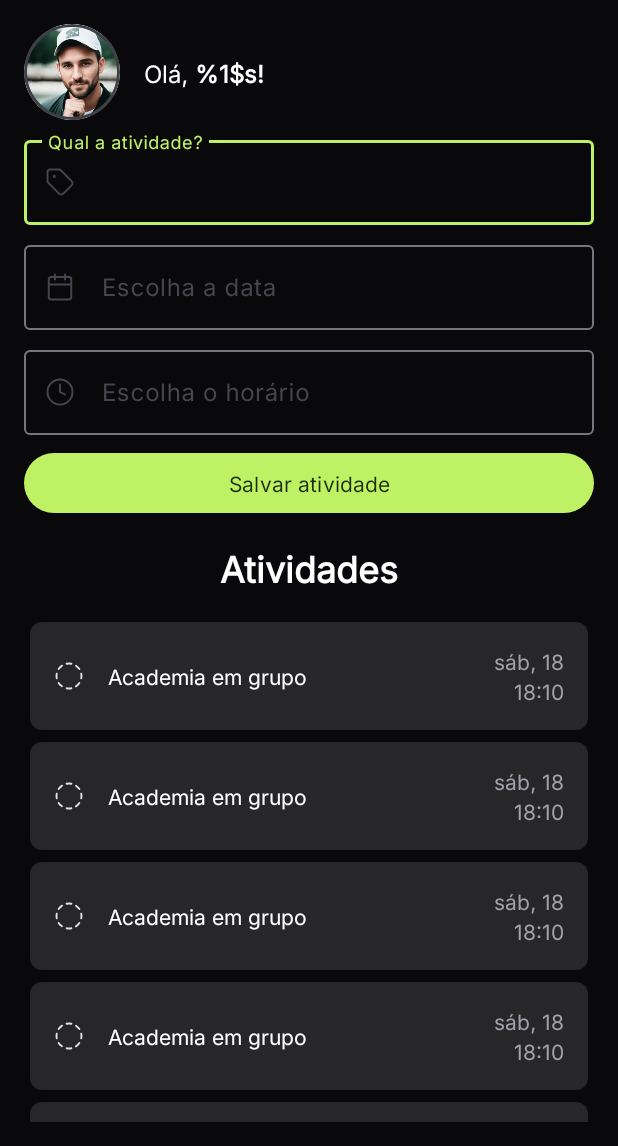
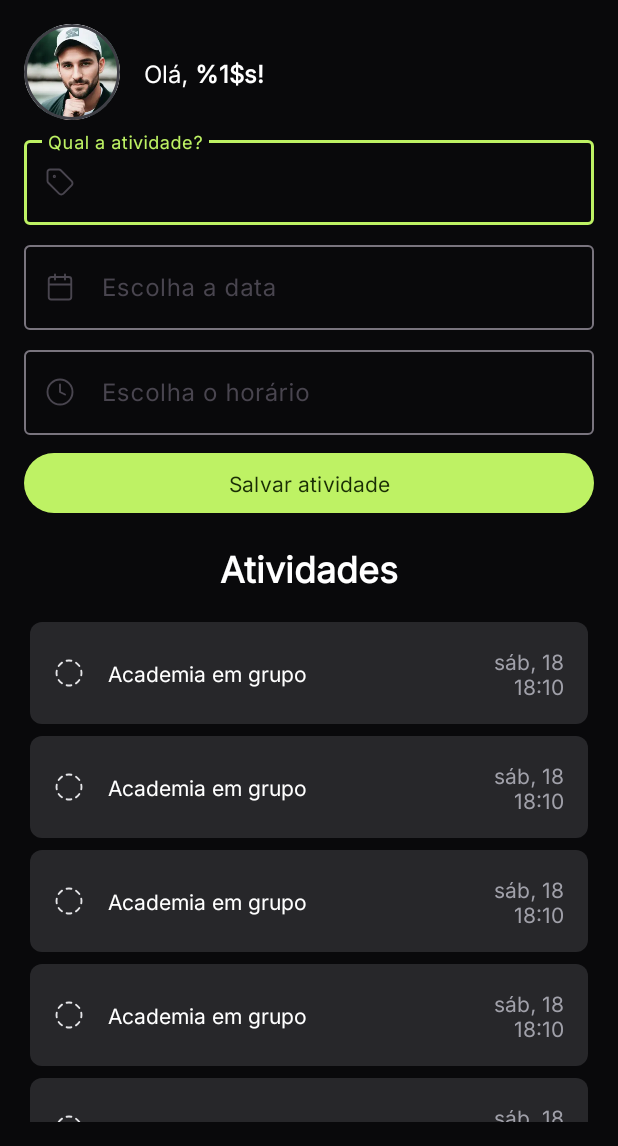
Before and after one commit to rocketseat-education/Planner_Android_App_Module04, an Android app: the layout fragment_home.xml on its own in the app's theme, with its tools: preview values and no code run, on a phone screen of 412 x 824 dp, the part 90-1236 px from its top. Run offline under Robolectric (Android 15) with nearby library versions, the phone set to English and light mode, and no system bars.

Commit message:
04_35_GERANDO_O_ADAPTER_DE_ATIVIDADES_PARA_O_RECYCLER_VIEW

```diff
--- a/app/src/main/java/com/rocketseat/planner/data/database/PlannerActivityDao.kt
+++ b/app/src/main/java/com/rocketseat/planner/data/database/PlannerActivityDao.kt
@@ -11,7 +11,7 @@ interface PlannerActivityDao {
     @Insert
     fun insert(plannerActivityEntity: PlannerActivityEntity)
 
-    @Query("SELECT * FROM planneractivityentity ORDER BY is_completed AND dateTime")
+    @Query("SELECT * FROM planneractivityentity ORDER BY is_completed, dateTime DESC")
     fun getAll(): Flow<List<PlannerActivityEntity>>
 
     @Query("SELECT * FROM planneractivityentity WHERE uuid = :uuid")
--- a/app/src/main/java/com/rocketseat/planner/data/database/PlannerActivityEntity.kt
+++ b/app/src/main/java/com/rocketseat/planner/data/database/PlannerActivityEntity.kt
@@ -6,9 +6,10 @@ import androidx.room.PrimaryKey
 
 @Entity
 data class PlannerActivityEntity(
-    @PrimaryKey val id: Int,
+    @PrimaryKey(autoGenerate = true) val id: Int,
     val uuid: String,
     val name: String,
     val dateTime: Long,
-    @ColumnInfo("is_completed")val isCompleted: Boolean
+    @ColumnInfo("is_completed")
+    val isCompleted: Boolean
 )
--- a/app/src/main/java/com/rocketseat/planner/ui/InitialLoadingFragment.kt
+++ b/app/src/main/java/com/rocketseat/planner/presentation/ui/InitialLoadingFragment.kt
@@ -1,4 +1,4 @@
-package com.rocketseat.planner.ui
+package com.rocketseat.planner.presentation.ui
 
 import android.os.Bundle
 import android.view.LayoutInflater
@@ -11,7 +11,7 @@ import androidx.lifecycle.lifecycleScope
 import androidx.navigation.fragment.findNavController
 import com.rocketseat.planner.R
 import com.rocketseat.planner.databinding.FragmentInitialLoadingBinding
-import com.rocketseat.planner.ui.viewmodel.UserRegistrationViewModel
+import com.rocketseat.planner.presentation.ui.viewmodel.UserRegistrationViewModel
 import kotlinx.coroutines.delay
 import kotlinx.coroutines.launch
 
--- a/app/src/main/java/com/rocketseat/planner/ui/UpdatePlannerActivityDialogFragment.kt
+++ b/app/src/main/java/com/rocketseat/planner/presentation/ui/UpdatePlannerActivityDialogFragment.kt
@@ -1,4 +1,4 @@
-package com.rocketseat.planner.ui
+package com.rocketseat.planner.presentation.ui
 
 import android.os.Bundle
 import androidx.fragment.app.Fragment
--- a/app/src/main/java/com/rocketseat/planner/ui/UserRegistrationFragment.kt
+++ b/app/src/main/java/com/rocketseat/planner/presentation/ui/UserRegistrationFragment.kt
@@ -1,4 +1,4 @@
-package com.rocketseat.planner.ui
+package com.rocketseat.planner.presentation.ui
 
 import android.os.Bundle
 import androidx.fragment.app.Fragment
@@ -17,7 +17,7 @@ import com.rocketseat.planner.R
 import com.rocketseat.planner.domain.utils.imageBitmapToBase64
 import com.rocketseat.planner.domain.utils.imageUriToBitmap
 import com.rocketseat.planner.databinding.FragmentUserRegistrationBinding
-import com.rocketseat.planner.ui.viewmodel.UserRegistrationViewModel
+import com.rocketseat.planner.presentation.ui.viewmodel.UserRegistrationViewModel
 import kotlinx.coroutines.flow.collect
 import kotlinx.coroutines.launch
 
--- a/app/src/main/java/com/rocketseat/planner/ui/component/PlannerActivityDatePickerDialogFragment.kt
+++ b/app/src/main/java/com/rocketseat/planner/presentation/ui/component/PlannerActivityDatePickerDialogFragment.kt
@@ -1,4 +1,4 @@
-package com.rocketseat.planner.ui.component
+package com.rocketseat.planner.presentation.ui.component
 
 import android.app.DatePickerDialog
 import android.app.Dialog
--- a/app/src/main/java/com/rocketseat/planner/ui/component/PlannerActivityTimePickerDialogFragment.kt
+++ b/app/src/main/java/com/rocketseat/planner/presentation/ui/component/PlannerActivityTimePickerDialogFragment.kt
@@ -1,4 +1,4 @@
-package com.rocketseat.planner.ui.component
+package com.rocketseat.planner.presentation.ui.component
 
 import android.app.Dialog
 import android.app.TimePickerDialog
--- a/app/src/main/java/com/rocketseat/planner/ui/viewmodel/UserRegistrationViewModel.kt
+++ b/app/src/main/java/com/rocketseat/planner/presentation/ui/viewmodel/UserRegistrationViewModel.kt
@@ -1,4 +1,4 @@
-package com.rocketseat.planner.ui.viewmodel
+package com.rocketseat.planner.presentation.ui.viewmodel
 
 import android.util.Log
 import androidx.lifecycle.ViewModel
--- a/app/src/main/res/layout/fragment_home.xml
+++ b/app/src/main/res/layout/fragment_home.xml
@@ -5,7 +5,7 @@
     android:layout_height="match_parent"
     xmlns:app="http://schemas.android.com/apk/res-auto"
     android:layout_margin="@dimen/md_16dp"
-    tools:context=".ui.HomeFragment">
+    tools:context=".presentation.ui.HomeFragment">
 
     <androidx.constraintlayout.widget.ConstraintLayout
         android:layout_width="match_parent"
@@ -141,6 +141,7 @@
             android:layout_width="match_parent"
             android:layout_height="wrap_content"
             android:layout_marginTop="@dimen/md_16dp"
+            app:layoutManager="androidx.recyclerview.widget.LinearLayoutManager"
             app:layout_constraintTop_toBottomOf="@id/tvPlannerActivitiesTitle"
             app:layout_constraintStart_toStartOf="parent"
             app:layout_constraintEnd_toEndOf="parent"
--- a/app/src/main/res/layout/fragment_initial_loading.xml
+++ b/app/src/main/res/layout/fragment_initial_loading.xml
@@ -4,7 +4,7 @@
     xmlns:tools="http://schemas.android.com/tools"
     android:layout_width="match_parent"
     android:layout_height="match_parent"
-    tools:context=".ui.InitialLoadingFragment">
+    tools:context=".presentation.ui.InitialLoadingFragment">
 
     <ProgressBar
         android:layout_width="wrap_content"
--- a/app/src/main/res/layout/fragment_update_planner_activity_dialog.xml
+++ b/app/src/main/res/layout/fragment_update_planner_activity_dialog.xml
@@ -6,7 +6,7 @@
     android:padding="@dimen/md_16dp"
     android:background="@color/zinc_800"
     xmlns:app="http://schemas.android.com/apk/res-auto"
-    tools:context=".ui.UpdatePlannerActivityDialogFragment">
+    tools:context=".presentation.ui.UpdatePlannerActivityDialogFragment">
 
     <TextView
         android:id="@+id/tvUpdatePlannerActivityTitle"
--- a/app/src/main/res/layout/fragment_user_registration.xml
+++ b/app/src/main/res/layout/fragment_user_registration.xml
@@ -5,7 +5,7 @@
     android:layout_height="match_parent"
     android:layout_margin="@dimen/md_16dp"
     xmlns:app="http://schemas.android.com/apk/res-auto"
-    tools:context=".ui.UserRegistrationFragment">
+    tools:context=".presentation.ui.UserRegistrationFragment">
 
     <TextView
         android:id="@+id/tvUserRegistrationTitle"
--- a/app/src/main/res/layout/item_planner_actitivity.xml
+++ b/app/src/main/res/layout/item_planner_actitivity.xml
@@ -24,36 +24,21 @@
         android:layout_height="wrap_content"
         android:layout_marginHorizontal="@dimen/md_16dp"
         app:layout_constraintBottom_toBottomOf="parent"
-        app:layout_constraintEnd_toStartOf="@+id/llDatetime"
+        app:layout_constraintEnd_toStartOf="@+id/tvDateTime"
         app:layout_constraintStart_toEndOf="@+id/ivStatus"
         app:layout_constraintTop_toTopOf="parent"
         tools:text="Academia em grupo" />
 
-    <LinearLayout
-        android:id="@+id/llDatetime"
+    <TextView
+        android:id="@+id/tvDateTime"
         android:layout_width="wrap_content"
         android:layout_height="wrap_content"
+        android:textColor="@color/zinc_400"
+        tools:text="sáb, 18\n18:10"
         android:gravity="end"
-        android:orientation="vertical"
         app:layout_constraintBottom_toBottomOf="parent"
         app:layout_constraintEnd_toEndOf="parent"
-        app:layout_constraintTop_toTopOf="parent">
-
-        <TextView
-            android:id="@+id/tvDate"
-            android:layout_width="wrap_content"
-            android:layout_height="wrap_content"
-            android:textColor="@color/zinc_400"
-            tools:text="sáb, 18" />
-
-        <TextView
-            android:id="@+id/tvTime"
-            android:layout_width="wrap_content"
-            android:layout_height="wrap_content"
-            android:textColor="@color/zinc_400"
-            tools:text="18:10" />
+        app:layout_constraintTop_toTopOf="parent"/>
 
 
-    </LinearLayout>
-
 </androidx.constraintlayout.widget.ConstraintLayout>
--- a/app/src/main/res/navigation/main_nav_graph.xml
+++ b/app/src/main/res/navigation/main_nav_graph.xml
@@ -7,7 +7,7 @@
 
     <fragment
         android:id="@+id/initialLoadingFragment"
-        android:name="com.rocketseat.planner.ui.InitialLoadingFragment"
+        android:name="com.rocketseat.planner.presentation.ui.InitialLoadingFragment"
         android:label="fragment_initial_loading"
         tools:layout="@layout/fragment_initial_loading" >
         <action
@@ -19,12 +19,12 @@
     </fragment>
     <fragment
         android:id="@+id/homeFragment"
-        android:name="com.rocketseat.planner.ui.HomeFragment"
+        android:name="com.rocketseat.planner.presentation.ui.HomeFragment"
         android:label="fragment_home"
         tools:layout="@layout/fragment_home" />
     <fragment
         android:id="@+id/userRegistrationFragment"
-        android:name="com.rocketseat.planner.ui.UserRegistrationFragment"
+        android:name="com.rocketseat.planner.presentation.ui.UserRegistrationFragment"
         android:label="fragment_user_registration"
         tools:layout="@layout/fragment_user_registration" >
         <action
```
Also changed, not shown: app/src/main/java/com/rocketseat/planner/presentation/ui/HomeFragment.kt (renamed from app/src/main/java/com/rocketseat/planner/ui/HomeFragment.kt, +24 -11 lines), app/src/main/java/com/rocketseat/planner/presentation/ui/component/PlannerActivityAdapter.kt (added, +77 -0 lines), app/src/main/java/com/rocketseat/planner/presentation/ui/viewmodel/PlannerActivityViewModel.kt (renamed from app/src/main/java/com/rocketseat/planner/ui/viewmodel/PlannerActivityViewModel.kt, +17 -3 lines), 2 other files.
